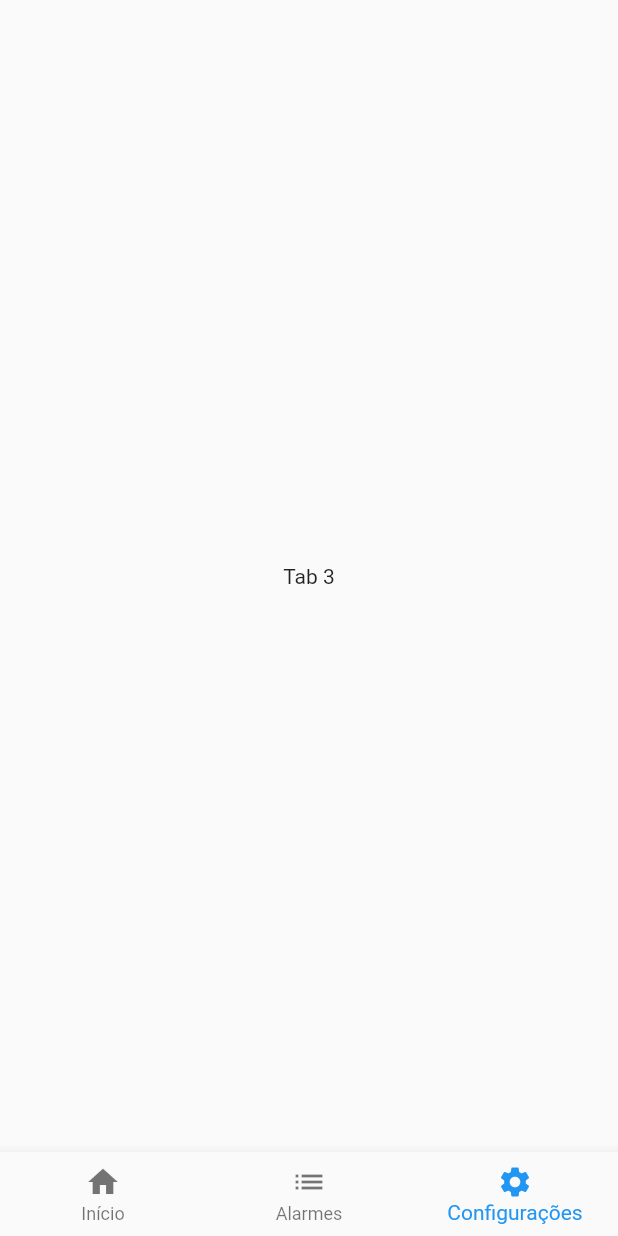
After one commit to maira-o/flutter-ife, a Flutter app: the MainTabPage screen opened by its route, item 3 of the bottom bar chosen, on a phone screen of 412 x 824 dp. The commit adds this screen. Run offline on Flutter 3.47's test engine with Material 2 defaults, Android fonts, the phone set to English and light mode, and no system bars; our stand-ins replace get.

Commit message:
Adding tabbar to project.

```diff
--- /dev/null
+++ b/lib/app/modules/mainTab/main_tab_binding.dart
@@ -0,0 +1,10 @@
+import 'package:get/get.dart';
+
+class MainTabBinding implements Bindings {
+  @override
+  void dependencies() {
+    // Get.lazyPut<HomeController>(() => HomeController());
+    // TODO: Controller para tela de Alarmes
+    // TODO: Controller para tela de Configurações
+  }
+}
--- /dev/null
+++ b/lib/app/modules/mainTab/main_tab_controller.dart
@@ -0,0 +1,17 @@
+import 'package:flutter/material.dart';
+import 'package:gauge_iot/app/modules/home/home_page.dart';
+import 'package:get/get.dart';
+
+class MainTabController extends GetxController {
+  final _selectedIndex = 0.obs;
+  get selectedIndex => this._selectedIndex.value;
+  set selectedIndex(index) => this._selectedIndex.value = index;
+
+  final List<Widget> pagesList = [
+    Center(child: Text("Tab 1")),
+
+    Center(child: Text("Tab 2")),
+
+    Center(child: Text("Tab 3")),
+  ];
+}
--- /dev/null
+++ b/lib/app/modules/mainTab/main_tab_page.dart
@@ -0,0 +1,42 @@
+import 'package:flutter/material.dart';
+import 'main_tab_controller.dart';
+import 'package:get/get.dart';
+
+class MainTabPage extends StatelessWidget {
+  final MainTabController controller = Get.put(MainTabController());
+
+  @override
+  Widget build(BuildContext context) {
+    return Scaffold(
+      body: _body(),
+      bottomNavigationBar: Obx(() => _bottomNaviagtionBar()),
+    );
+  }
+
+  _body() {
+    return SafeArea(
+      child: Obx(() {
+        return IndexedStack(
+          index: controller.selectedIndex,
+          children: controller.pagesList);
+      }));
+  }
+
+  _bottomNaviagtionBar() {
+    return BottomNavigationBar(
+        currentIndex: controller.selectedIndex,
+        onTap: _onTap,
+        items: [
+          BottomNavigationBarItem(
+            icon: Icon(Icons.home), label: "Início"),
+          BottomNavigationBarItem(
+            icon: Icon(Icons.list), label: "Alarmes"),
+          BottomNavigationBarItem(
+              icon: Icon(Icons.settings), label: "Configurações")
+        ]);
+  }
+
+  _onTap(int index) {
+    controller.selectedIndex = index;
+  }
+}
--- a/lib/app/routes/app_pages.dart
+++ b/lib/app/routes/app_pages.dart
@@ -1,5 +1,7 @@
 import 'package:gauge_iot/app/modules/landing/landing_binding.dart';
 import 'package:gauge_iot/app/modules/landing/landing_page.dart';
+import 'package:gauge_iot/app/modules/mainTab/main_tab_binding.dart';
+import 'package:gauge_iot/app/modules/mainTab/main_tab_page.dart';
 import 'package:get/get.dart';
 
 part './app_routes.dart';
@@ -9,6 +11,12 @@ class AppPages {
     GetPage(
         name: Routes.LANDING,
         page: () => LandingPage(),
-        binding: LandingBinding()),
+        binding: LandingBinding()
+    ),
+    GetPage(
+      name: Routes.TAB,
+      page: () => MainTabPage(),
+      binding: MainTabBinding()
+    ),
   ];
 }
--- a/lib/app/routes/app_routes.dart
+++ b/lib/app/routes/app_routes.dart
@@ -3,5 +3,6 @@ part of './app_pages.dart';
 abstract class Routes {
   static const INITIAL = '/';
   static const LANDING = '/landing';
+  static const TAB = '/tab';
   // static const DETAILS = '/details';
 }
```
